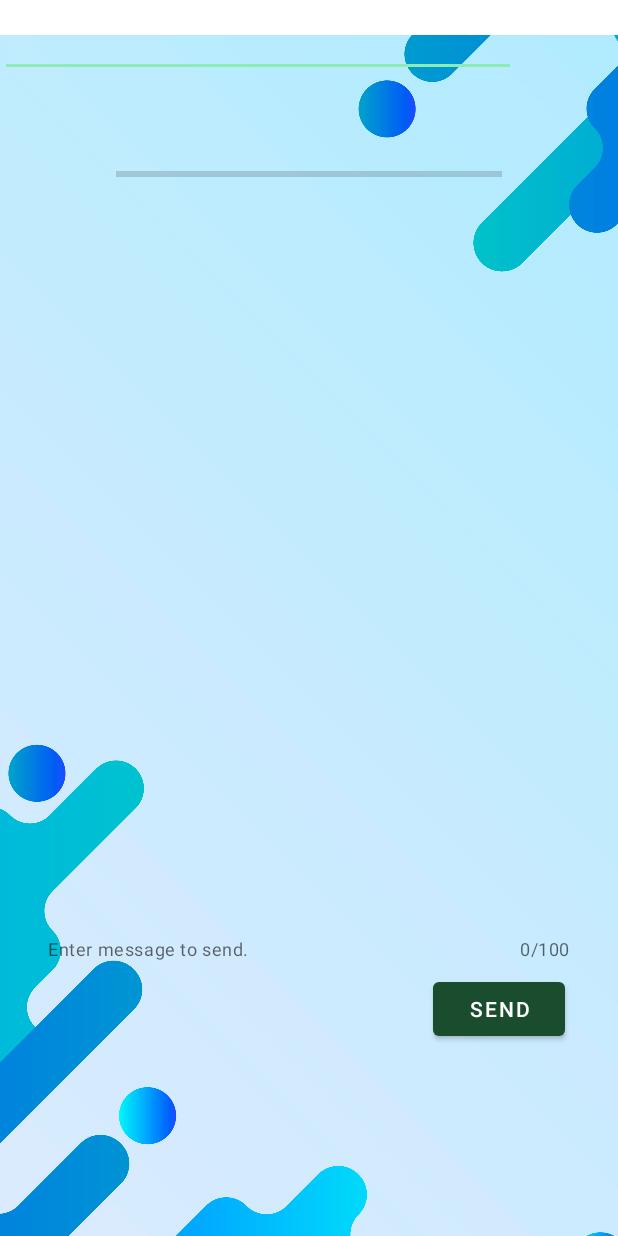
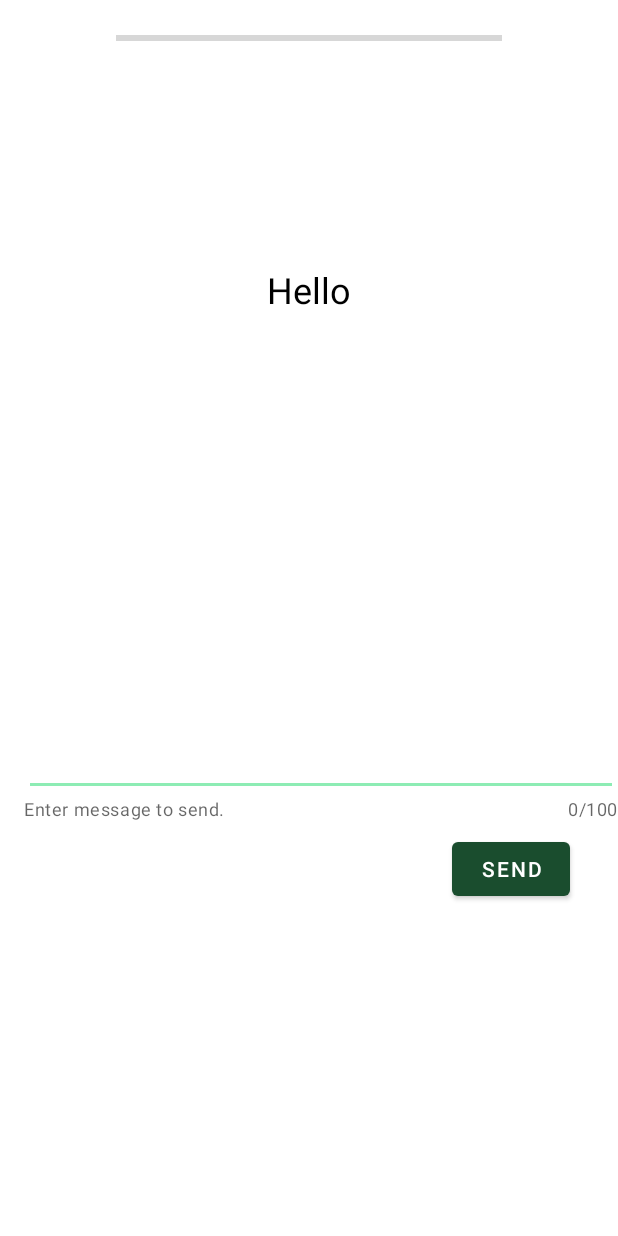
Before and after one commit to yasirulakshan/mc-project, an Android app: the layout activity_send.xml on its own in the app's theme, with its tools: preview values and no code run, on a phone screen of 412 x 824 dp. Run offline under Robolectric (Android 15) with nearby library versions, the phone set to English and light mode, and no system bars.

Commit message:
Few changes done

```diff
--- a/app/src/main/java/com/example/vlc_project/ReceiveActivity.java
+++ b/app/src/main/java/com/example/vlc_project/ReceiveActivity.java
@@ -28,7 +28,7 @@ public class ReceiveActivity extends Activity {
         textView1 = findViewById(R.id.textView1);
         try{
             String data = getIntent().getStringExtra("key");
-            assert data != null;
+
             if(!data.isEmpty()){
                 Log.d("MAINX", data);
                 textView1.setText(data);
--- a/app/src/main/res/layout/activity_main.xml
+++ b/app/src/main/res/layout/activity_main.xml
@@ -4,15 +4,8 @@
     xmlns:tools="http://schemas.android.com/tools"
     android:layout_width="match_parent"
     android:layout_height="match_parent"
+    android:background="@color/white"
     tools:context=".MainActivity">
-
-    <ImageView
-        android:id="@+id/imageView3"
-        android:layout_width="593dp"
-        android:layout_height="936dp"
-        app:srcCompat="@drawable/background"
-        tools:layout_editor_absoluteX="-103dp"
-        tools:layout_editor_absoluteY="-67dp" />
 
     <LinearLayout
         android:layout_width="303dp"
@@ -40,4 +33,15 @@
             android:text="@string/receive_message" />
     </LinearLayout>
 
+    <ImageView
+        android:id="@+id/imageView"
+        android:layout_width="319dp"
+        android:layout_height="397dp"
+        android:layout_marginStart="52dp"
+        android:layout_marginTop="96dp"
+        android:foregroundGravity="center"
+        app:layout_constraintStart_toStartOf="parent"
+        app:layout_constraintTop_toTopOf="parent"
+        app:srcCompat="@drawable/home" />
+
 </androidx.constraintlayout.widget.ConstraintLayout>
--- a/app/src/main/res/layout/activity_receive.xml
+++ b/app/src/main/res/layout/activity_receive.xml
@@ -7,13 +7,6 @@
     tools:context=".ReceiveActivity">
 
 
-    <ImageView
-        android:id="@+id/imageView3"
-        android:layout_width="593dp"
-        android:layout_height="936dp"
-        app:srcCompat="@drawable/background"
-        tools:layout_editor_absoluteX="-103dp"
-        tools:layout_editor_absoluteY="-67dp" />
     <TextView
         android:id="@+id/textView1"
         android:layout_width="wrap_content"
--- a/app/src/main/res/layout/activity_send.xml
+++ b/app/src/main/res/layout/activity_send.xml
@@ -4,25 +4,67 @@
     xmlns:tools="http://schemas.android.com/tools"
     android:layout_width="match_parent"
     android:layout_height="match_parent"
+    android:background="@color/white"
     tools:context=".SendActivity">
 
-    <ImageView
-        android:id="@+id/imageView3"
-        android:layout_width="593dp"
-        android:layout_height="936dp"
-        app:srcCompat="@drawable/background"
-        tools:layout_editor_absoluteX="-103dp"
-        tools:layout_editor_absoluteY="-66dp" />
+
+    <TextView
+        android:id="@+id/sendPreview"
+        android:layout_width="wrap_content"
+        android:layout_height="wrap_content"
+        android:layout_marginTop="140dp"
+        android:layout_marginBottom="388dp"
+        android:text="Hello"
+        android:textColor="@color/black"
+        android:textSize="24sp"
+        app:layout_constraintBottom_toBottomOf="parent"
+        app:layout_constraintEnd_toEndOf="parent"
+        app:layout_constraintStart_toStartOf="parent"
+        app:layout_constraintTop_toBottomOf="@+id/progressBar"
+        app:layout_constraintVertical_bias="0.014" />
+
+    <ProgressBar
+        android:id="@+id/progressBar"
+        style="@style/Widget.AppCompat.ProgressBar.Horizontal"
+        android:layout_width="257dp"
+        android:layout_height="15dp"
+        android:progressTint="#6200ee"
+        app:layout_constraintBottom_toBottomOf="parent"
+        app:layout_constraintEnd_toEndOf="parent"
+        app:layout_constraintStart_toStartOf="parent"
+        app:layout_constraintTop_toTopOf="parent"
+        app:layout_constraintVertical_bias="0.022" />
+
+    <LinearLayout
+        android:layout_width="match_parent"
+        android:layout_height="match_parent"
+        android:layout_marginStart="16dp"
+        android:layout_marginTop="200dp"
+        android:layout_marginBottom="100dp"
+        android:orientation="vertical"
+        android:textColor="@color/black"
+        app:layout_constraintBottom_toBottomOf="parent"
+        app:layout_constraintStart_toStartOf="parent"
+        app:layout_constraintTop_toTopOf="parent"
+        app:layout_constraintVertical_bias="0.0">
+
+        <com.google.android.material.textfield.TextInputEditText
+            android:id="@+id/textInputEditText"
+            android:layout_width="match_parent"
+            android:layout_height="wrap_content"
+            android:layout_marginTop="285dp"
+            app:layout_constraintEnd_toEndOf="parent"
+            app:layout_constraintStart_toStartOf="parent"
+            app:layout_constraintTop_toBottomOf="@+id/sendPreview" />
 
         <com.google.android.material.textfield.TextInputLayout
             android:id="@+id/textInputLayout"
-        style="@style/Widget.MaterialComponents.TextInputLayout.OutlinedBox"
             android:layout_width="match_parent"
             android:layout_height="wrap_content"
-        android:layout_marginStart="32dp"
-        android:layout_marginTop="624dp"
-        android:layout_marginEnd="32dp"
             android:hint="@string/message"
+            app:hintTextColor="@color/dark_green"
+            app:boxBackgroundColor="#000000"
+            app:boxStrokeColor="@color/black"
             app:counterEnabled="true"
             app:counterMaxLength="100"
             app:helperText="Enter message to send."
@@ -45,32 +87,7 @@
             app:layout_constraintStart_toStartOf="parent"
             app:layout_constraintTop_toBottomOf="@+id/textInputLayout" />
 
-    <TextView
-        android:id="@+id/sendPreview"
-        android:layout_width="wrap_content"
-        android:layout_height="wrap_content"
-        android:layout_marginBottom="388dp"
-        android:textSize="24sp"
-        app:layout_constraintBottom_toBottomOf="parent"
-        app:layout_constraintEnd_toEndOf="parent"
-        app:layout_constraintStart_toStartOf="parent" />
 
-    <ProgressBar
-        android:id="@+id/progressBar"
-        style="@style/Widget.AppCompat.ProgressBar.Horizontal"
-        android:layout_width="257dp"
-        android:layout_height="15dp"
-        android:layout_marginBottom="700dp"
-        android:progressTint="#6200ee"
-        app:layout_constraintBottom_toBottomOf="parent"
-        app:layout_constraintEnd_toEndOf="parent"
-        app:layout_constraintStart_toStartOf="parent" />
+    </LinearLayout>
 
-    <com.google.android.material.textfield.TextInputEditText
-        android:id="@+id/textInputEditText"
-        android:layout_width="344dp"
-        android:layout_height="51dp"
-        android:maxLength="100"
-        tools:layout_editor_absoluteX="32dp"
-        tools:layout_editor_absoluteY="558dp" />
 </androidx.constraintlayout.widget.ConstraintLayout>
--- a/app/src/main/res/values-night/themes.xml
+++ /dev/null
@@ -1,16 +0,0 @@
-<resources xmlns:tools="http://schemas.android.com/tools">
-    <!-- Base application theme. -->
-    <style name="Theme.Vlcproject" parent="Theme.MaterialComponents.DayNight.DarkActionBar">
-        <!-- Primary brand color. -->
-        <item name="colorPrimary">@color/purple_200</item>
-        <item name="colorPrimaryVariant">@color/purple_700</item>
-        <item name="colorOnPrimary">@color/black</item>
-        <!-- Secondary brand color. -->
-        <item name="colorSecondary">@color/teal_200</item>
-        <item name="colorSecondaryVariant">@color/teal_200</item>
-        <item name="colorOnSecondary">@color/black</item>
-        <!-- Status bar color. -->
-        <item name="android:statusBarColor">?attr/colorPrimaryVariant</item>
-        <!-- Customize your theme here. -->
-    </style>
-</resources>
--- a/app/src/main/res/values/themes.xml
+++ b/app/src/main/res/values/themes.xml
@@ -1,6 +1,6 @@
 <resources xmlns:tools="http://schemas.android.com/tools">
     <!-- Base application theme. -->
-    <style name="Theme.Vlcproject" parent="Theme.MaterialComponents.DayNight.DarkActionBar">
+    <style name="Theme.Vlcproject" parent="Theme.MaterialComponents.DayNight.NoActionBar">
         <!-- Primary brand color. -->
         <item name="colorPrimary">@color/ash_color</item>
         <item name="colorPrimaryVariant">@color/green_color</item>
```
Lines whose indentation alone changed are shown as unchanged.
